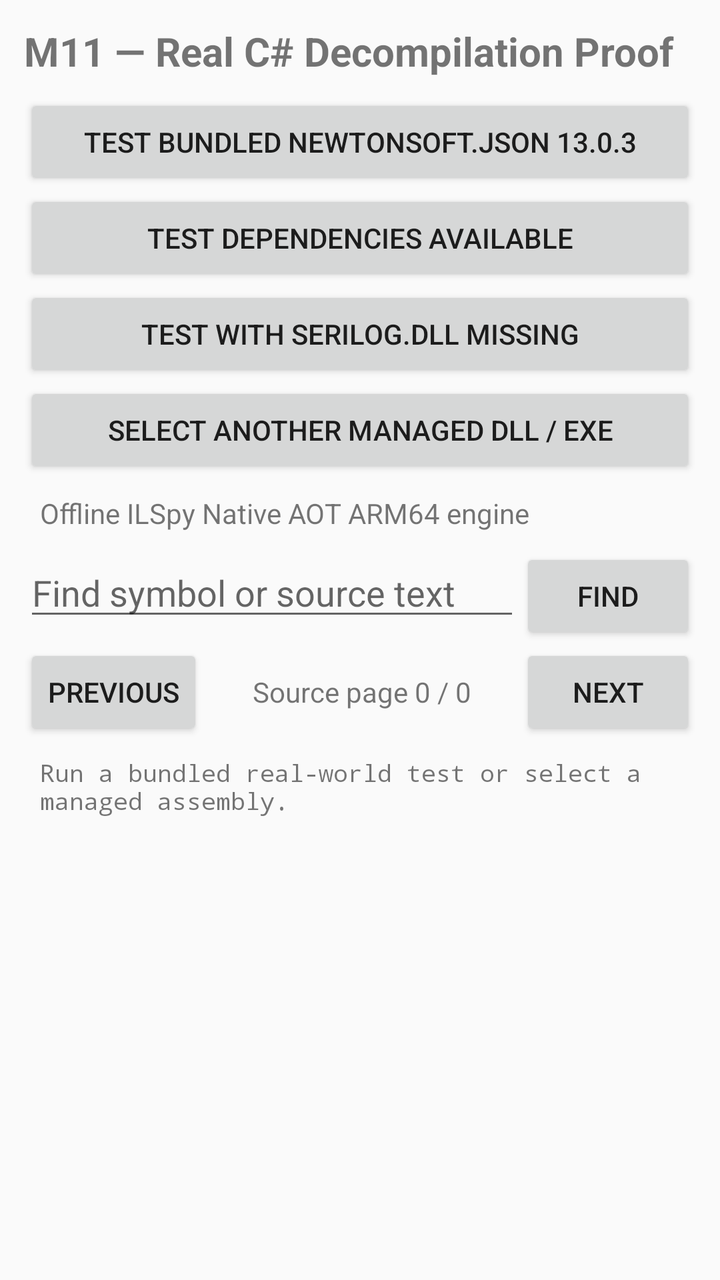
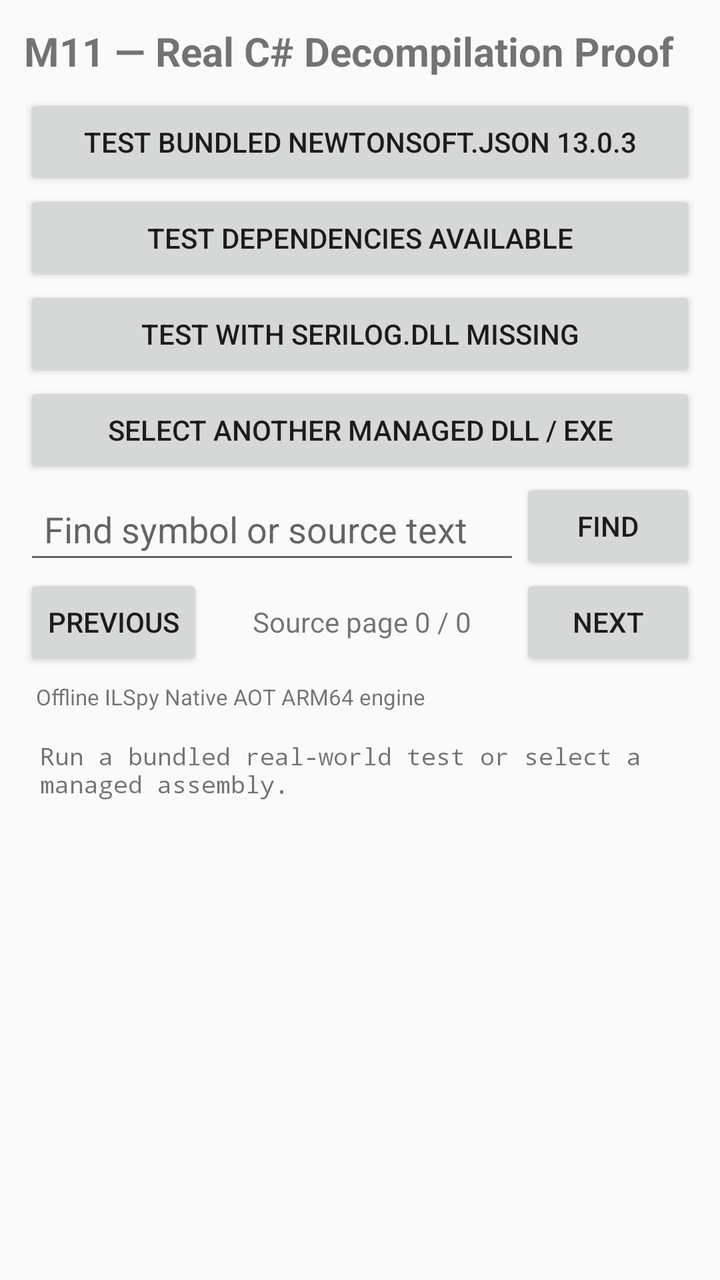

Before-and-after screenshots of an Android layout around one commit, followed by the original layout XML and the change that was made.
<!-- AndroidManifest.xml: application theme android:Theme.Material.Light.NoActionBar -->
<!-- res/layout/activity_main.xml -->
<LinearLayout xmlns:android="http://schemas.android.com/apk/res/android"
    android:layout_width="match_parent"
    android:layout_height="match_parent"
    android:orientation="vertical"
    android:padding="12dp">

    <TextView
        android:layout_width="match_parent"
        android:layout_height="wrap_content"
        android:text="M11 — Real C# Decompilation Proof"
        android:textSize="20sp"
        android:textStyle="bold"
        android:paddingBottom="8dp" />

    <Button
        android:id="@+id/runBundledTest"
        android:layout_width="match_parent"
        android:layout_height="wrap_content"
        android:text="Test bundled Newtonsoft.Json 13.0.3" />

    <Button
        android:id="@+id/runDependencyTest"
        android:layout_width="match_parent"
        android:layout_height="wrap_content"
        android:text="Test dependencies available" />

    <Button
        android:id="@+id/runMissingDependencyTest"
        android:layout_width="match_parent"
        android:layout_height="wrap_content"
        android:text="Test with Serilog.dll missing" />

    <Button
        android:id="@+id/selectAssembly"
        android:layout_width="match_parent"
        android:layout_height="wrap_content"
        android:text="Select another managed DLL / EXE" />

    <TextView
        android:id="@+id/status"
        android:layout_width="match_parent"
        android:layout_height="wrap_content"
        android:text="Offline ILSpy Native AOT ARM64 engine"
        android:padding="8dp" />

    <LinearLayout
        android:layout_width="match_parent"
        android:layout_height="wrap_content"
        android:orientation="horizontal">

        <EditText
            android:id="@+id/searchText"
            android:layout_width="0dp"
            android:layout_height="wrap_content"
            android:layout_weight="1"
            android:hint="Find symbol or source text"
            android:singleLine="true"
            android:inputType="text" />

        <Button
            android:id="@+id/findNext"
            android:layout_width="wrap_content"
            android:layout_height="wrap_content"
            android:text="Find" />
    </LinearLayout>

    <LinearLayout
        android:layout_width="match_parent"
        android:layout_height="wrap_content"
        android:orientation="horizontal"
        android:gravity="center_vertical">

        <Button
            android:id="@+id/previousPage"
            android:layout_width="wrap_content"
            android:layout_height="wrap_content"
            android:text="Previous" />

        <TextView
            android:id="@+id/pageInfo"
            android:layout_width="0dp"
            android:layout_height="wrap_content"
            android:layout_weight="1"
            android:gravity="center"
            android:text="Source page 0 / 0" />

        <Button
            android:id="@+id/nextPage"
            android:layout_width="wrap_content"
            android:layout_height="wrap_content"
            android:text="Next" />
    </LinearLayout>

    <ScrollView
        android:id="@+id/sourceScroll"
        android:layout_width="match_parent"
        android:layout_height="0dp"
        android:layout_weight="1">

        <TextView
            android:id="@+id/source"
            android:layout_width="match_parent"
            android:layout_height="wrap_content"
            android:text="Run a bundled real-world test or select a managed assembly."
            android:textIsSelectable="true"
            android:typeface="monospace"
            android:textSize="12sp"
            android:padding="8dp" />
    </ScrollView>
</LinearLayout>
<!-- resources referenced by this layout -->
<resources>

</resources>

<!-- the commit's change to res/layout/activity_main.xml (unified diff, before → after) -->
@@ -36,26 +36,23 @@
         android:layout_height="wrap_content"
         android:text="Select another managed DLL / EXE" />
 
-    <TextView
-        android:id="@+id/status"
-        android:layout_width="match_parent"
-        android:layout_height="wrap_content"
-        android:text="Offline ILSpy Native AOT ARM64 engine"
-        android:padding="8dp" />
-
     <LinearLayout
         android:layout_width="match_parent"
         android:layout_height="wrap_content"
-        android:orientation="horizontal">
+        android:orientation="horizontal"
+        android:gravity="center_vertical">
 
         <EditText
             android:id="@+id/searchText"
             android:layout_width="0dp"
-            android:layout_height="wrap_content"
+            android:layout_height="48dp"
             android:layout_weight="1"
             android:hint="Find symbol or source text"
             android:singleLine="true"
-            android:inputType="text" />
+            android:inputType="text"
+            android:imeOptions="actionSearch"
+            android:paddingStart="10dp"
+            android:paddingEnd="10dp" />
 
         <Button
             android:id="@+id/findNext"
@@ -91,11 +88,22 @@
             android:text="Next" />
     </LinearLayout>
 
+    <TextView
+        android:id="@+id/status"
+        android:layout_width="match_parent"
+        android:layout_height="wrap_content"
+        android:maxLines="5"
+        android:ellipsize="end"
+        android:text="Offline ILSpy Native AOT ARM64 engine"
+        android:textSize="11sp"
+        android:padding="6dp" />
+
     <ScrollView
         android:id="@+id/sourceScroll"
         android:layout_width="match_parent"
         android:layout_height="0dp"
-        android:layout_weight="1">
+        android:layout_weight="1"
+        android:fillViewport="true">
 
         <TextView
             android:id="@+id/source"
